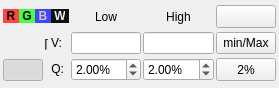
Above: Code/Common/Gui/mvdColorBandDynamicsWidget.ui from orfeotoolbox/OTB before the change. Below: the same form after it.
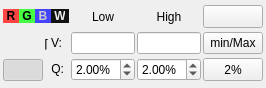
That is the form after the change. Icons and pictures are not drawn.

Commit message: ENH: Changed quantile spinner step to 0.1.

What changed in the file:
```diff
--- a/Code/Common/Gui/mvdColorBandDynamicsWidget.ui
+++ b/Code/Common/Gui/mvdColorBandDynamicsWidget.ui
@@ -6,7 +6,7 @@
    <rect>
     <x>0</x>
     <y>0</y>
-    <width>279</width>
+    <width>254</width>
     <height>88</height>
    </rect>
   </property>
```
Left out of the diff: 4 changed lines with no effect on the pictures.
